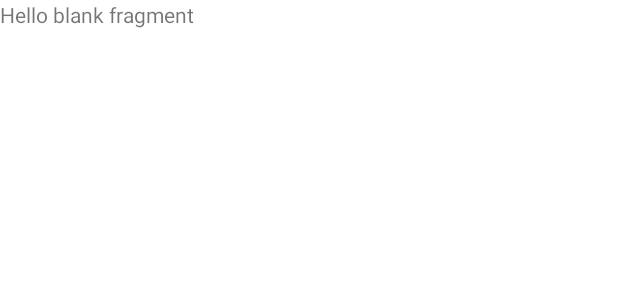
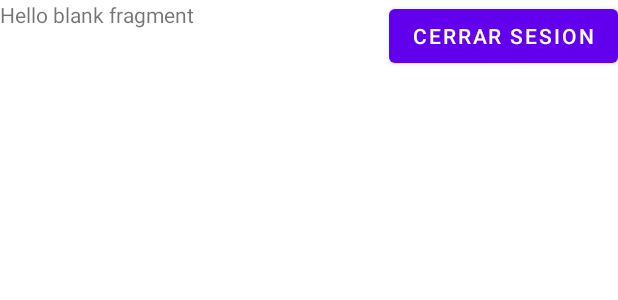
Before and after one commit to yorkosantillana/lab4g6, an Android app: the layout fragment_preguntas_.xml on its own in the app's theme, with its tools: preview values and no code run, on a phone screen of 412 x 824 dp. Shown: the top 300 px of the screen. Run offline under Robolectric (Android 15) with nearby library versions, the phone set to English and light mode, and no system bars; network calls fail.

Commit message:
Button Cerrar Sesion

```diff
--- a/app/src/main/res/layout/fragment_preguntas_.xml
+++ b/app/src/main/res/layout/fragment_preguntas_.xml
@@ -1,14 +1,31 @@
 <?xml version="1.0" encoding="utf-8"?>
-<FrameLayout xmlns:android="http://schemas.android.com/apk/res/android"
+<androidx.constraintlayout.widget.ConstraintLayout xmlns:android="http://schemas.android.com/apk/res/android"
+    xmlns:app="http://schemas.android.com/apk/res-auto"
     xmlns:tools="http://schemas.android.com/tools"
     android:layout_width="match_parent"
     android:layout_height="match_parent"
     tools:context=".Preguntas_Fragment">
 
     <!-- TODO: Update blank fragment layout -->
+
     <TextView
+        android:id="@+id/textView"
         android:layout_width="match_parent"
         android:layout_height="match_parent"
-        android:text="@string/hello_blank_fragment" />
+        android:text="@string/hello_blank_fragment"
+        app:layout_constraintBottom_toBottomOf="parent"
+        app:layout_constraintEnd_toEndOf="parent"
+        app:layout_constraintStart_toStartOf="parent"
+        app:layout_constraintTop_toTopOf="parent" />
 
-</FrameLayout>
+    <Button
+        android:id="@+id/buttonCerrarSesion"
+        android:layout_width="wrap_content"
+        android:layout_height="wrap_content"
+        android:text="Cerrar Sesion"
+        app:layout_constraintEnd_toEndOf="@+id/textView"
+        app:layout_constraintHorizontal_bias="1.0"
+        app:layout_constraintStart_toStartOf="parent"
+        app:layout_constraintTop_toTopOf="@+id/textView" />
+
+</androidx.constraintlayout.widget.ConstraintLayout>
```
Also changed, not shown: app/src/main/java/pe/pucp/dduu/tel306/Preguntas_Fragment.java (+22 -2 lines), app/src/main/java/pe/pucp/dduu/tel306/RegistroUsuario_Fragment.java (+13 -1 lines).
